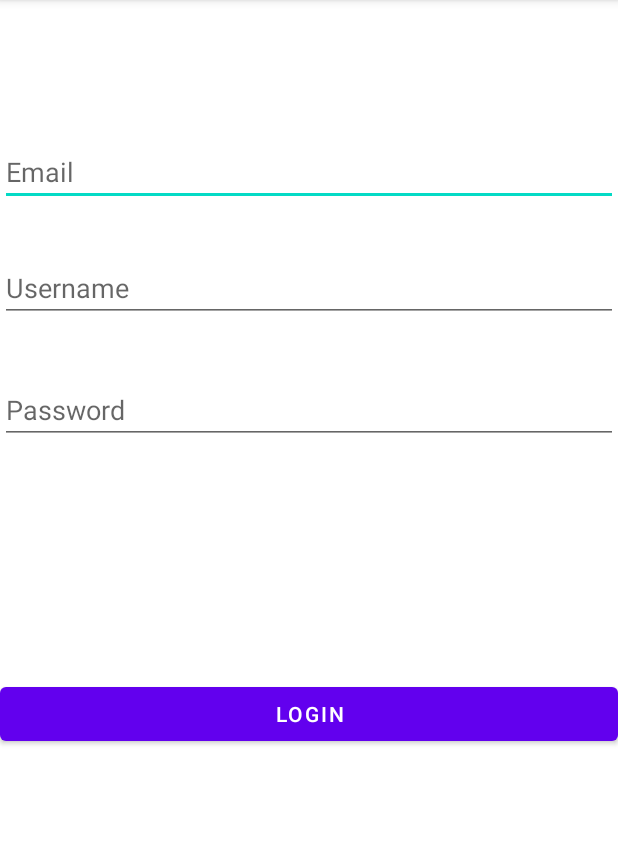
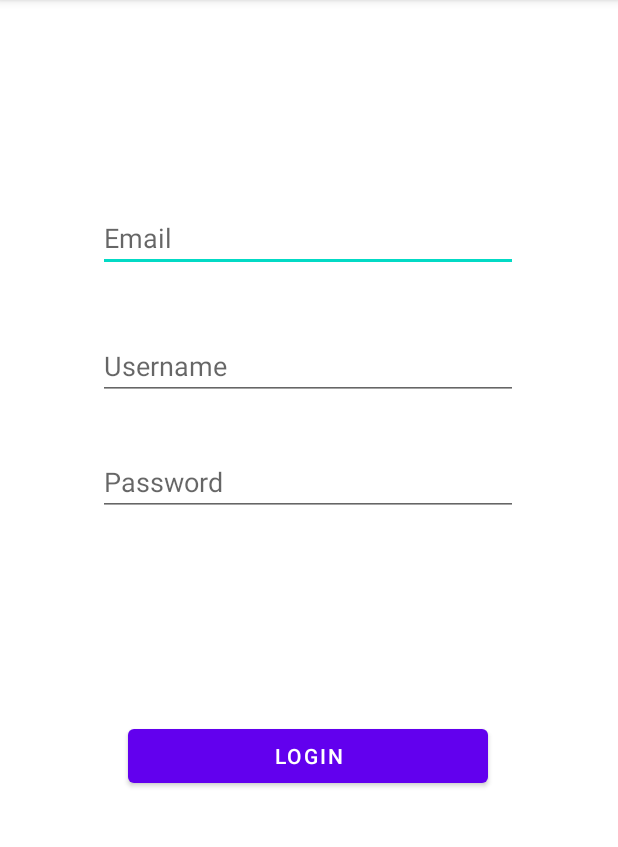
Before and after one commit to LavTrgovcevic5320RN/CalendarMobile, an Android app: the screen it shows after launch (MainActivity), on a phone screen of 412 x 824 dp, the part 84-931 px from its top. Run offline under Robolectric (Android 15) with nearby library versions, the phone set to English and light mode, and no system bars; our stand-ins replace Timber; 1 statement that could not run was skipped.

Commit message:
Poboljsan vizuelno Login screen

```diff
--- a/app/src/main/res/layout/activity_main.xml
+++ b/app/src/main/res/layout/activity_main.xml
@@ -8,46 +8,46 @@
 
     <EditText
         android:id="@+id/email_edit_text"
-        android:layout_width="0dp"
+        android:layout_width="280dp"
         android:layout_height="wrap_content"
-        android:layout_marginTop="92dp"
+        android:layout_marginTop="136dp"
         android:hint="Email"
         app:layout_constraintEnd_toEndOf="parent"
-        app:layout_constraintHorizontal_bias="0.0"
+        app:layout_constraintHorizontal_bias="0.496"
         app:layout_constraintStart_toStartOf="parent"
         app:layout_constraintTop_toTopOf="parent" />
 
     <EditText
         android:id="@+id/username_edit_text"
-        android:layout_width="0dp"
+        android:layout_width="280dp"
         android:layout_height="wrap_content"
-        android:layout_marginTop="32dp"
+        android:layout_marginTop="40dp"
         android:hint="Username"
         app:layout_constraintEnd_toEndOf="parent"
-        app:layout_constraintHorizontal_bias="0.0"
+        app:layout_constraintHorizontal_bias="0.496"
         app:layout_constraintStart_toStartOf="parent"
         app:layout_constraintTop_toBottomOf="@+id/email_edit_text" />
 
     <EditText
         android:id="@+id/password_edit_text"
-        android:layout_width="0dp"
+        android:layout_width="280dp"
         android:layout_height="wrap_content"
-        android:layout_marginTop="36dp"
+        android:layout_marginTop="32dp"
+        android:hint="Password"
         android:inputType="textPassword"
-        android:hint="Password"
         app:layout_constraintEnd_toEndOf="parent"
-        app:layout_constraintHorizontal_bias="0.0"
+        app:layout_constraintHorizontal_bias="0.496"
         app:layout_constraintStart_toStartOf="parent"
         app:layout_constraintTop_toBottomOf="@+id/username_edit_text" />
 
     <Button
         android:id="@+id/login_button"
-        android:layout_width="0dp"
+        android:layout_width="240dp"
         android:layout_height="wrap_content"
-        android:layout_marginTop="156dp"
+        android:layout_marginTop="136dp"
         android:text="Login"
         app:layout_constraintEnd_toEndOf="parent"
-        app:layout_constraintHorizontal_bias="1.0"
+        app:layout_constraintHorizontal_bias="0.497"
         app:layout_constraintStart_toStartOf="parent"
         app:layout_constraintTop_toBottomOf="@+id/password_edit_text" />
 
```
